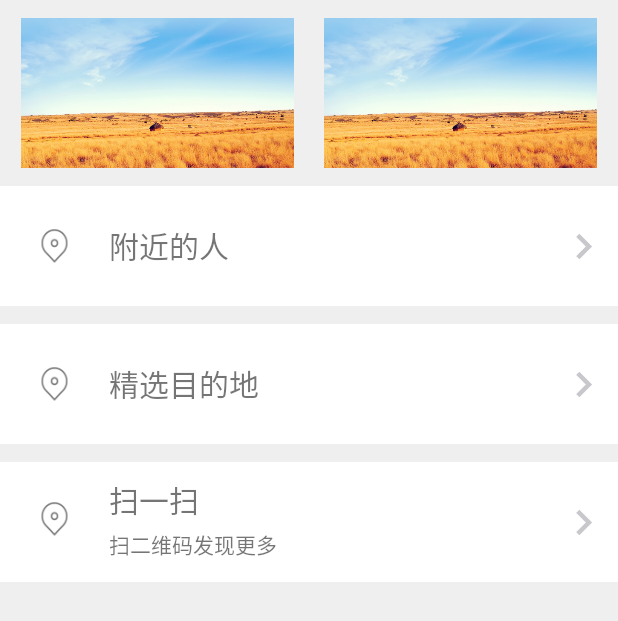
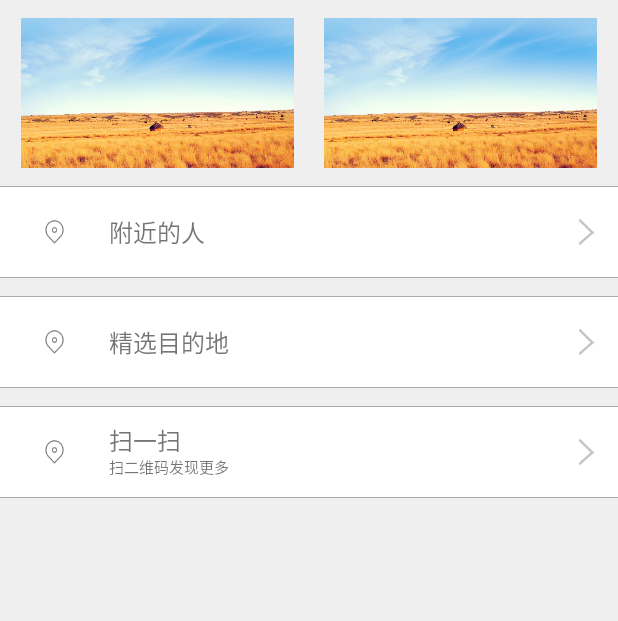
Before and after one commit to zhizhi1hao/PickPerson, an Android app: the layout activity_find.xml on its own in the app's theme, with its tools: preview values and no code run, on a phone screen of 412 x 824 dp. Shown: the top 621 px of the screen. Run offline under Robolectric (Android 15) with nearby library versions, the light colour scheme and no system bars.

Commit message:
发现  小旭的第一个页面

```diff
--- /dev/null
+++ b/app/src/main/java/day10/qianfeng/com/pickperson/activity/FindActivity.java
@@ -0,0 +1,42 @@
+package day10.qianfeng.com.pickperson.activity;
+
+import android.content.Intent;
+import android.os.PersistableBundle;
+import android.support.v4.app.FragmentManager;
+import android.support.v4.app.FragmentTransaction;
+import android.support.v7.app.ActionBarActivity;
+import android.os.Bundle;
+
+import android.view.View;
+
+import day10.qianfeng.com.pickperson.R;
+import day10.qianfeng.com.pickperson.fragment.FindFragment;
+
+public class FindActivity extends ActionBarActivity {
+
+    private View button;
+
+    @Override
+    public void onCreate(Bundle savedInstanceState) {
+        super.onCreate(savedInstanceState);
+        setContentView(R.layout.activity_container_find);
+
+    }
+
+    public void clickToFind(View view) {
+
+        button = findViewById(R.id.btn_test);
+        button.setVisibility(View.GONE);
+        //目的--》得到FragmentTransaction
+        FragmentManager manager = getSupportFragmentManager();
+        FragmentTransaction transaction = manager.beginTransaction();
+        // 创建Fragment对象
+
+        FindFragment fragment = new FindFragment();
+        // 参数1：要放置Fragment的ViewGroup 参数2：Fragment对象
+        transaction.replace(R.id.container, fragment);
+        // 提交
+        transaction.commit();
+    }
+
+}
--- /dev/null
+++ b/app/src/main/java/day10/qianfeng/com/pickperson/fragment/FindFragment.java
@@ -0,0 +1,25 @@
+package day10.qianfeng.com.pickperson.fragment;
+
+import android.app.Activity;
+import android.net.Uri;
+import android.os.Bundle;
+
+import android.support.annotation.Nullable;
+import android.support.v4.app.Fragment;
+import android.view.LayoutInflater;
+import android.view.View;
+import android.view.ViewGroup;
+
+import day10.qianfeng.com.pickperson.R;
+
+/**
+ */
+public class FindFragment extends Fragment {
+
+
+    @Override
+    public View onCreateView(LayoutInflater inflater, @Nullable ViewGroup container, @Nullable Bundle savedInstanceState) {
+        View view = inflater.inflate(R.layout.activity_find, container, false);
+        return view;
+    }
+}
--- a/app/src/main/res/layout/activity_find.xml
+++ b/app/src/main/res/layout/activity_find.xml
@@ -28,13 +28,16 @@
     </LinearLayout>
 
     <!--附近的人-->
+    <View
+        android:layout_width="wrap_content"
+        android:layout_height="0.5dp"
+        android:background="#aaaaaa"
+        ></View>
     <LinearLayout
         android:layout_width="match_parent"
-        android:layout_height="80dp"
-        android:layout_marginBottom="12dp"
+        android:layout_height="60dp"
         android:background="#ffffff"
         android:gravity="center">
-
         <ImageView
             android:layout_width="0dp"
             android:layout_height="wrap_content"
@@ -47,22 +50,31 @@
             android:layout_height="wrap_content"
             android:layout_weight="7"
             android:text="附近的人"
-            android:textSize="20sp"
+            android:textSize="16sp"
             />
         <ImageView
             android:layout_width="0dp"
             android:layout_height="wrap_content"
             android:layout_weight="1"
-            android:src="@drawable/smallarrow" />
+            android:src="@drawable/arrow_right" />
     </LinearLayout>
+    <View
+        android:layout_width="wrap_content"
+        android:layout_height="0.5dp"
+        android:background="#aaaaaa"
+        android:layout_marginBottom="12dp"
+        ></View>
     <!--精选目的地-->
+    <View
+        android:layout_width="wrap_content"
+        android:layout_height="0.5dp"
+        android:background="#aaaaaa"
+        ></View>
     <LinearLayout
         android:layout_width="match_parent"
-        android:layout_height="80dp"
-        android:layout_marginBottom="12dp"
+        android:layout_height="60dp"
         android:background="#ffffff"
         android:gravity="center">
-
         <ImageView
             android:layout_width="0dp"
             android:layout_height="wrap_content"
@@ -75,17 +87,28 @@
             android:layout_height="wrap_content"
             android:layout_weight="7"
             android:text="精选目的地"
-            android:textSize="20sp" />
+            android:textSize="16sp" />
         <ImageView
             android:layout_width="0dp"
             android:layout_height="wrap_content"
             android:layout_weight="1"
-            android:src="@drawable/smallarrow" />
+            android:src="@drawable/arrow_right" />
     </LinearLayout>
+    <View
+        android:layout_width="wrap_content"
+        android:layout_height="0.5dp"
+        android:background="#aaaaaa"
+        android:layout_marginBottom="12dp"
+        ></View>
     <!--扫一扫-->
+    <View
+        android:layout_width="wrap_content"
+        android:layout_height="0.5dp"
+        android:background="#aaaaaa"
+        ></View>
     <LinearLayout
         android:layout_width="match_parent"
-        android:layout_height="80dp"
+        android:layout_height="60dp"
         android:background="#ffffff">
         <ImageView
             android:layout_width="0dp"
@@ -106,7 +129,7 @@
                 android:layout_height="0dp"
                 android:layout_weight="1"
                 android:text="扫一扫"
-                android:textSize="20sp" />
+                android:textSize="16sp" />
 
             <TextView
                 android:layout_width="wrap_content"
@@ -115,15 +138,21 @@
                 android:layout_weight="1"
                 android:gravity="center"
                 android:text="扫二维码发现更多"
-                android:textSize="14sp" />
+                android:textSize="10sp" />
 
         </LinearLayout>
         <ImageView
             android:layout_width="0dp"
             android:layout_height="wrap_content"
             android:layout_weight="1"
-            android:src="@drawable/smallarrow"
+            android:src="@drawable/arrow_right"
             android:layout_gravity="center"/>
 
     </LinearLayout>
+    <View
+        android:layout_width="wrap_content"
+        android:layout_height="0.5dp"
+        android:background="#aaaaaa"
+        android:layout_marginBottom="12dp"
+        ></View>
 </LinearLayout>
```
Also changed, not shown: app/src/main/res/drawable-hdpi/arrow_right.png (added).
